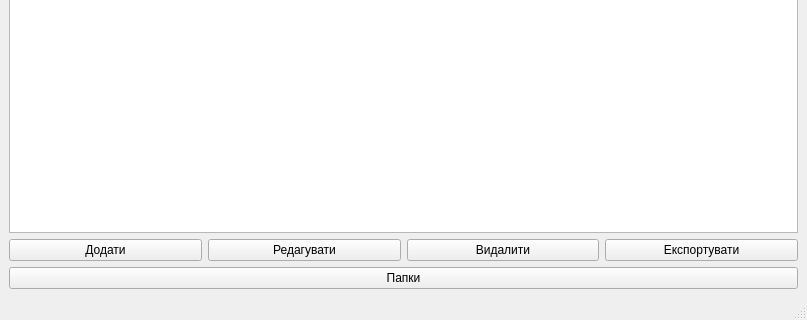
This is OOP2Lab/mainwindow.ui in IvanAntonchuk/Lab.OOP2 as Qt 5 draws it before an edit; both pictures show x 0 to 807 and y 208 to 528 of the 807 by 528 pixel window. The edited form follows.
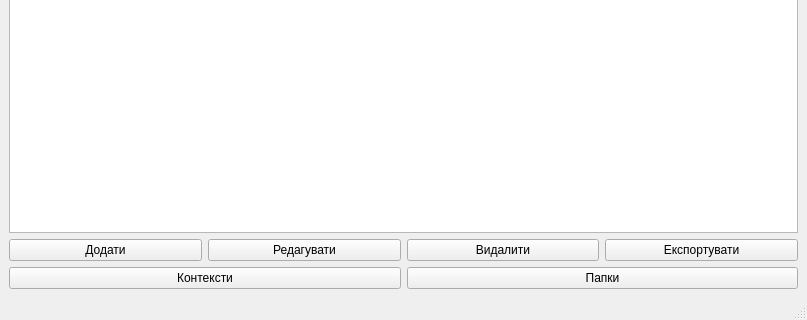
This is the edited form.

Commit message: Separate Folders and Contexts, add ContextManager

What changed in the file:
```diff
--- a/OOP2Lab/mainwindow.ui
+++ b/OOP2Lab/mainwindow.ui
@@ -65,11 +65,22 @@
      </layout>
     </item>
     <item>
+     <layout class="QHBoxLayout" name="horizontalLayout_3">
+      <item>
+       <widget class="QPushButton" name="manageContextsButton">
+        <property name="text">
+         <string>Контексти</string>
+        </property>
+       </widget>
+      </item>
+      <item>
      <widget class="QPushButton" name="manageFoldersButton">
       <property name="text">
        <string>Папки</string>
       </property>
      </widget>
+      </item>
+     </layout>
     </item>
    </layout>
   </widget>
```
Lines whose indentation alone changed are shown as unchanged. The commit also changes 6 other files.
